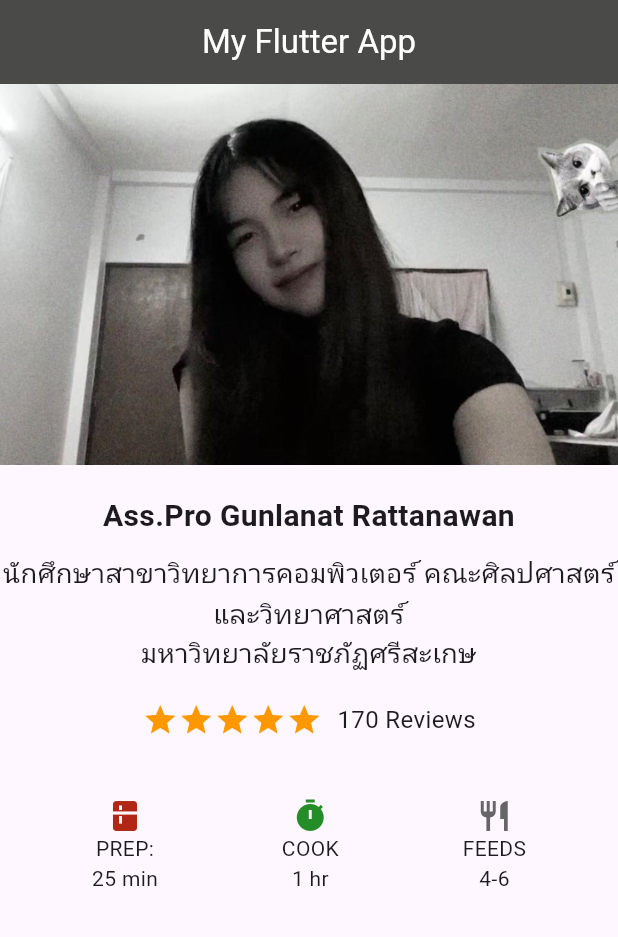
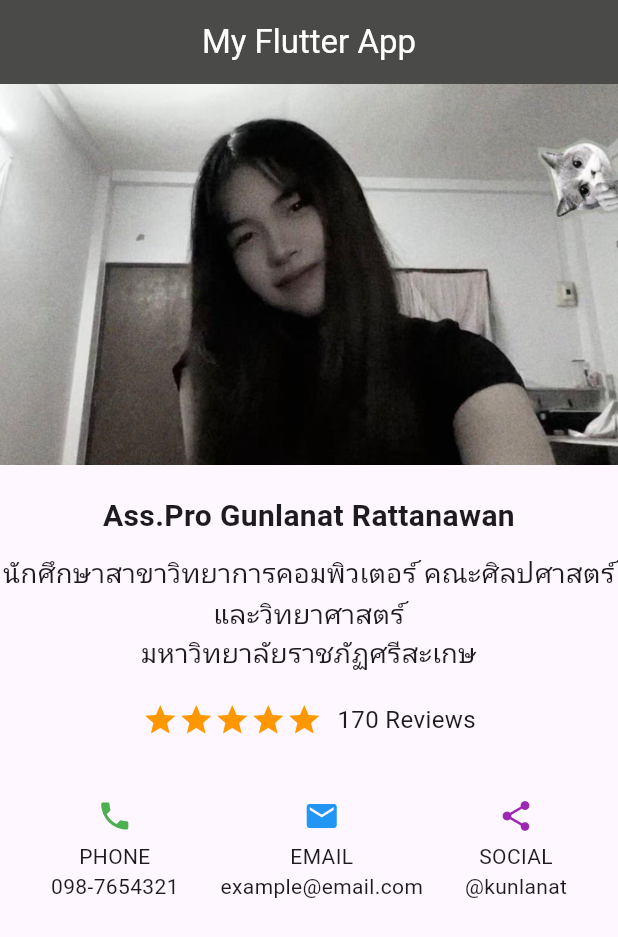
Before and after one commit to mmkunlanat/flutter_Profile_hw, a Flutter app: the screen it shows after launch, on a phone screen of 412 x 824 dp. Shown: the top 937 px of the screen. Run offline on Flutter 3.47's test engine with Material 3 defaults, Android fonts, the phone set to English and light mode, and no system bars.

Commit message:
complete profile

```diff
--- a/lib/main.dart
+++ b/lib/main.dart
@@ -64,7 +64,7 @@ class MainApp extends StatelessWidget {
 
               const SizedBox(height: 20),
 
-              // ✅ แถวข้อมูล PREP, COOK, FEEDS
+              // แถวข้อมูล Phone, Email, Social
               Padding(
                 padding: const EdgeInsets.all(20.0),
                 child: Row(
@@ -72,23 +72,26 @@ class MainApp extends StatelessWidget {
                   children: [
                     Column(
                       children: const [
-                        Icon(Icons.kitchen, color: Color.fromARGB(255, 176, 39, 21)),
-                        Text('PREP:'),
-                        Text('25 min'),
+                        Icon(Icons.phone, color: Color.fromARGB(255, 76, 175, 80)),
+                        SizedBox(height: 5),
+                        Text('PHONE'),
+                        Text('098-7654321'),
                       ],
                     ),
                     Column(
                       children: const [
-                        Icon(Icons.timer, color: Color.fromARGB(255, 37, 141, 40)),
-                        Text('COOK'),
-                        Text('1 hr'),
+                        Icon(Icons.email, color: Color.fromARGB(255, 33, 150, 243)),
+                        SizedBox(height: 5),
+                        Text('EMAIL'),
+                        Text('example@email.com'),
                       ],
                     ),
                     Column(
                       children: const [
-                        Icon(Icons.restaurant, color: Color.fromARGB(255, 102, 102, 102)),
-                        Text('FEEDS'),
-                        Text('4-6'),
+                        Icon(Icons.share, color: Color.fromARGB(255, 156, 39, 176)),
+                        SizedBox(height: 5),
+                        Text('SOCIAL'),
+                        Text('@kunlanat'),
                       ],
                     ),
                   ],
```
